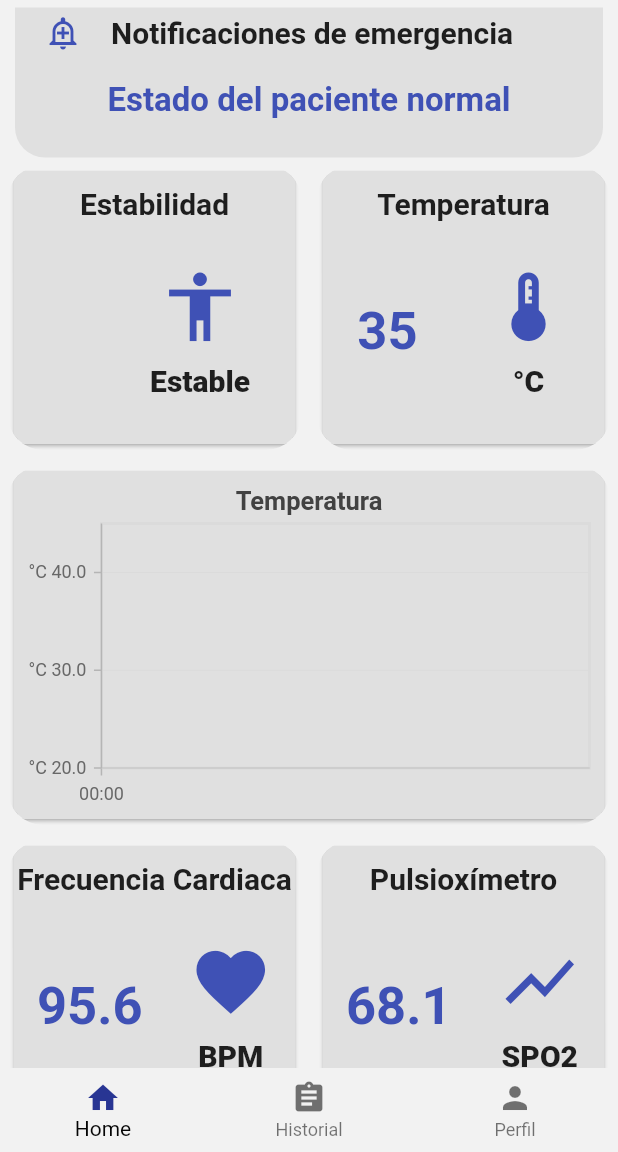
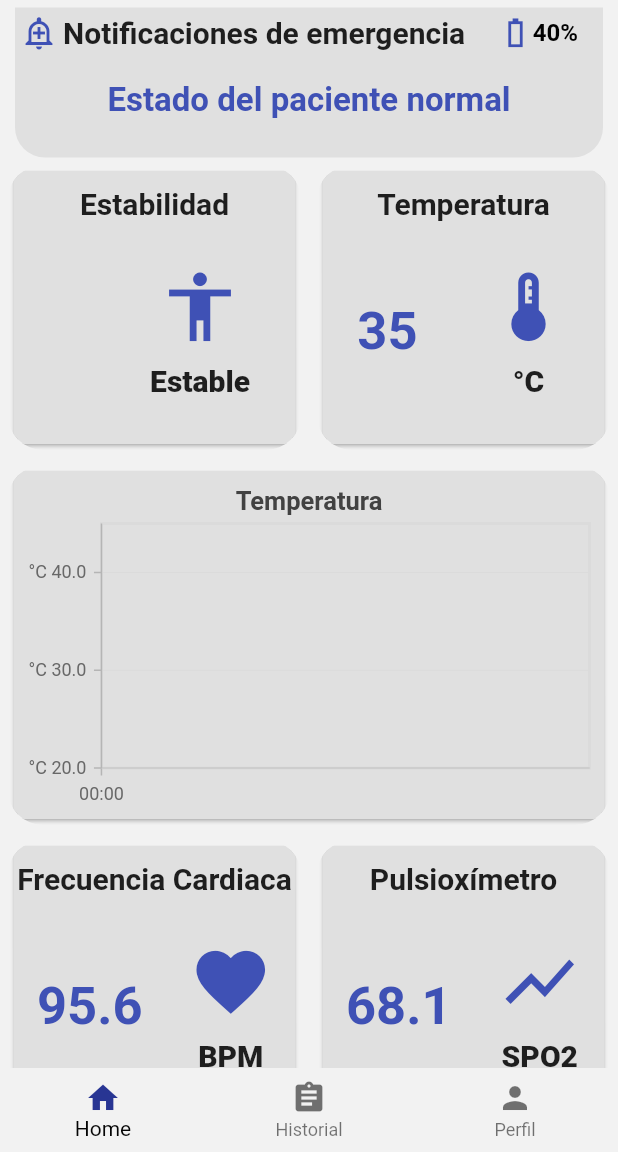
Before and after one commit to JeffersonG96/flutter-ts, a Flutter app: the HomeScreen screen opened by its route, on a phone screen of 412 x 824 dp, the part 84-1236 px from its top. Run offline on Flutter 3.47's test engine with Material 2 defaults, Android fonts, the light colour scheme and no system bars; our stand-ins replace firebase_core, firebase_messaging, flutter_secure_storage, syncfusion_flutter_charts; missing offline and left inert: mqtt_client; accounts and stored records are empty; network calls fail.

Commit message:
con nivel de bateria

```diff
--- a/lib/models/medical_history_response.dart
+++ b/lib/models/medical_history_response.dart
@@ -30,9 +30,9 @@ class MedicalHistory {
     int counter;
     String enfermedad;
     String medicamento;
-    int temperatura;
-    int frecuenciaC;
-    int spO2;
+    double temperatura;
+    double frecuenciaC;
+    double spO2;
     int time;
     DateTime createdAt;
     DateTime updatedAt;
@@ -44,9 +44,9 @@ class MedicalHistory {
         counter: json["counter"],
         enfermedad: json["enfermedad"],
         medicamento: json["medicamento"],
-        temperatura: json["temperatura"],
-        frecuenciaC: json["frecuenciaC"],
-        spO2: json["spO2"],
+        temperatura: json["temperatura"] + 0.0,
+        frecuenciaC: json["frecuenciaC"] + 0.0,
+        spO2: json["spO2"] + 0.0,
         time: json["time"],
         createdAt: DateTime.parse(json["createdAt"]),
         updatedAt: DateTime.parse(json["updatedAt"]),
--- a/lib/providers/auth_mqtt.dart
+++ b/lib/providers/auth_mqtt.dart
@@ -22,6 +22,7 @@ String temp = "35";
 String status = "";
 String heart = "95.6";
 String spo2 = "68.1";
+double battery = 3.70;
 
 final client = MqttServerClient.withPort('192.168.100.160', 'clientIdentifier', 1883);
 var pongCount = 0;
@@ -103,6 +104,11 @@ client.updates!.listen((List<MqttReceivedMessage<MqttMessage>> mqttReceivedMessa
     spo2 = data['value'];
   }
 
+  final topicBattery = "$id/battery/sdata";
+  if(mainTopic == topicBattery){
+    battery = data['value'];
+  }
+
 dataMqtt = data;
 notifyListeners();
 });
--- a/lib/witgets/card_notification.dart
+++ b/lib/witgets/card_notification.dart
@@ -8,7 +8,9 @@ class CardNotification extends StatelessWidget {
   @override
   Widget build(BuildContext context) {
     final authMqtt = Provider.of<AuthMqtt>(context);
+    double levelBattery = authMqtt.battery;
     String messageBody = 'Estado del paciente normal';
+    int battery = 80;
     bool change = false;
 
     if(authMqtt.status == 'En el piso'){
@@ -30,6 +32,14 @@ class CardNotification extends StatelessWidget {
       messageBody = 'Saturación de oxígeno inestable';
       change = true;
     }
+    if(levelBattery>3.95){ battery = 100;}
+    if(levelBattery>3.85&&levelBattery<3.94){ battery = 80;}
+    if(levelBattery>3.75&&levelBattery<3.84){ battery = 60;}
+    if(levelBattery>3.65&&levelBattery<3.74){ battery = 40;}
+    if(levelBattery>3.55&&levelBattery<3.64){ battery = 20;}
+    if(levelBattery>3.45&&levelBattery<3.54){ battery = 10;}
+    if(levelBattery>3.35&&levelBattery<3.44){ battery = 5;}
+    if(levelBattery<3.34){ battery = 0;}
 
     return Padding(
       padding: const EdgeInsets.only(left: 10, right: 10, top: 5),
@@ -45,13 +55,17 @@ class CardNotification extends StatelessWidget {
             Row(
               children:  [
                 Padding(
-                  padding: const EdgeInsets.symmetric(horizontal: 20, vertical: 5),
+                  padding: const EdgeInsets.symmetric(horizontal: 4, vertical: 5),
                   child: Icon(Icons.add_alert_outlined, color: change ? Colors.red : Colors.indigo,)),
                 const Text('Notificaciones de emergencia', style: TextStyle(fontWeight: FontWeight.bold, fontSize: 20)),
+                const SizedBox(width: 22,),
+                const Icon(Icons.battery_0_bar_sharp, color: Colors.indigo, size: 23),
+                Text("$battery%", style: const TextStyle(color: Colors.black, fontSize: 16, fontWeight: FontWeight.bold), ),
               ],
             ),
             const SizedBox(height: 15),
             Text(messageBody, style: TextStyle(color: change ? Colors.red : Colors.indigo, fontSize: 22, fontWeight: FontWeight.bold),),
+            const SizedBox(height: 15),
           ],
         ),
 
```
